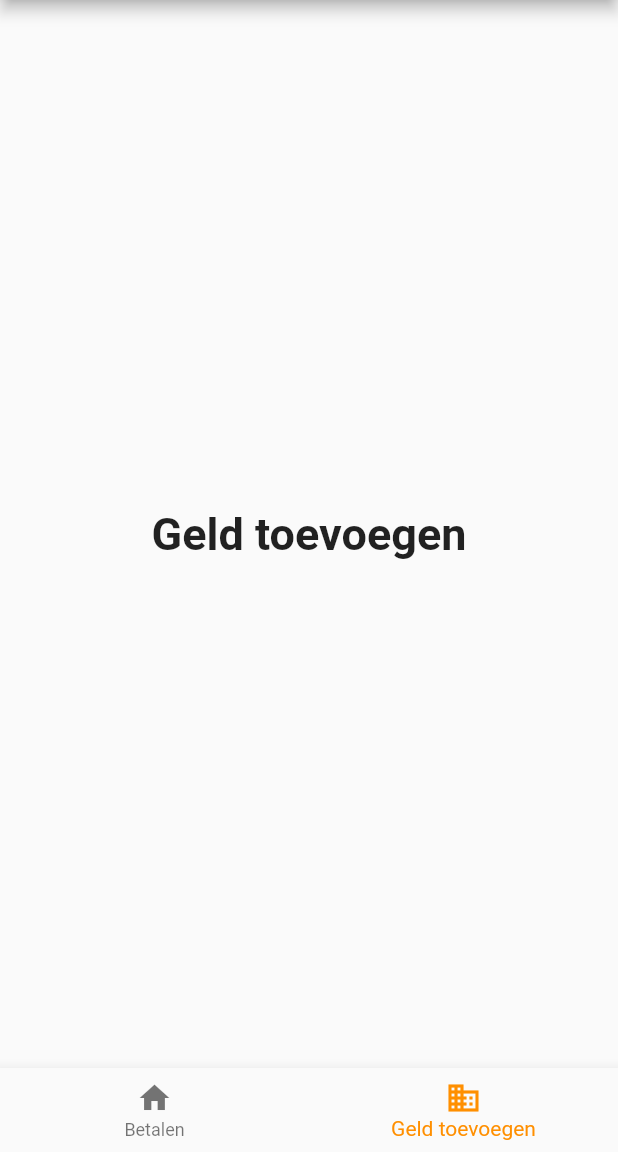
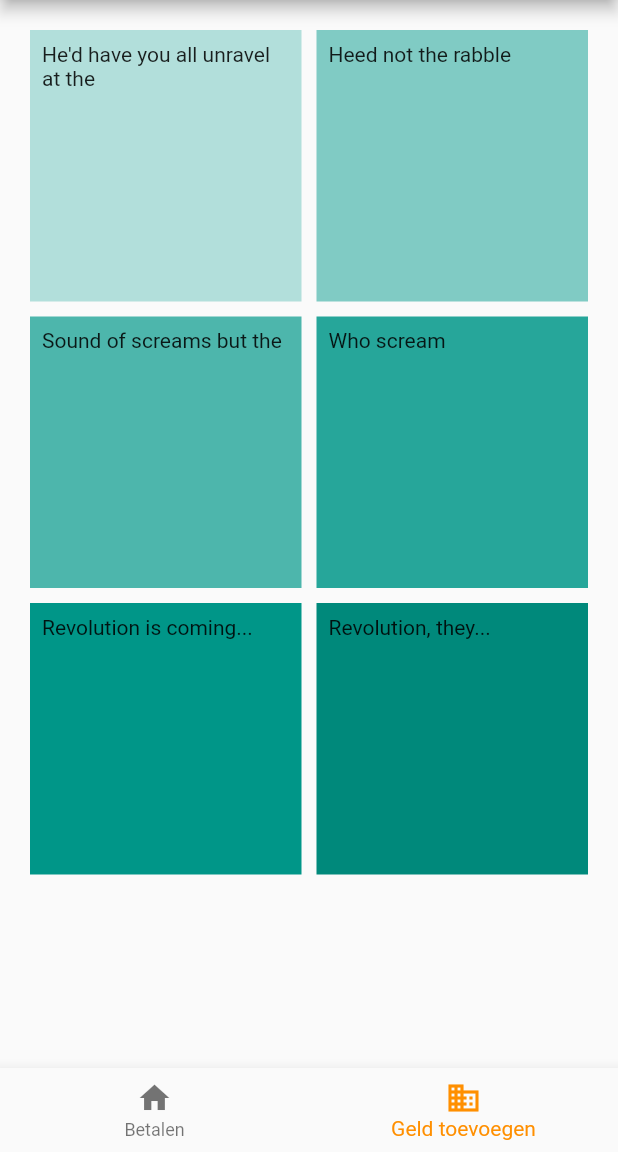
Before and after one commit to iMagineLab-BE/Geldwegwijzer, a Flutter app: the screen it shows after launch, item 2 of the bottom bar chosen, on a phone screen of 412 x 824 dp, the part 84-1236 px from its top. Run offline on Flutter 3.47's test engine with Material 2 defaults, Android fonts, the phone set to English and light mode, and no system bars.

Commit message:
Added MoneyGrid which is a GridView

```diff
--- /dev/null
+++ b/lib/MoneyGrid.dart
@@ -0,0 +1,52 @@
+import 'package:flutter/material.dart';
+
+class MoneyGrid extends StatelessWidget {
+
+  const MoneyGrid() :
+        super();
+
+  @override
+  Widget build(BuildContext context) {
+    return Scaffold(
+        body: GridView.count(
+          primary: false,
+          padding: const EdgeInsets.all(20),
+          crossAxisSpacing: 10,
+          mainAxisSpacing: 10,
+          crossAxisCount: 2,
+          children: <Widget>[
+            Container(
+              padding: const EdgeInsets.all(8),
+              child: const Text('He\'d have you all unravel at the'),
+              color: Colors.teal[100],
+            ),
+            Container(
+              padding: const EdgeInsets.all(8),
+              child: const Text('Heed not the rabble'),
+              color: Colors.teal[200],
+            ),
+            Container(
+              padding: const EdgeInsets.all(8),
+              child: const Text('Sound of screams but the'),
+              color: Colors.teal[300],
+            ),
+            Container(
+              padding: const EdgeInsets.all(8),
+              child: const Text('Who scream'),
+              color: Colors.teal[400],
+            ),
+            Container(
+              padding: const EdgeInsets.all(8),
+              child: const Text('Revolution is coming...'),
+              color: Colors.teal[500],
+            ),
+            Container(
+              padding: const EdgeInsets.all(8),
+              child: const Text('Revolution, they...'),
+              color: Colors.teal[600],
+            ),
+          ],
+        )
+    );
+  }
+}
--- a/lib/main.dart
+++ b/lib/main.dart
@@ -1,4 +1,5 @@
 import 'package:flutter/material.dart';
+import 'package:geldwegwijzer/MoneyGrid.dart';
 
 void main() => runApp(MyApp());
 
@@ -41,13 +42,10 @@ class _MyHomePageState extends State<MyHomePage> {
 
   static const List<Widget> _widgetOptions = <Widget>[
     Text(
-      'Betalen',
+      'Te betalen bedrag',
       style: optionStyle,
     ),
-    Text(
-      'Geld toevoegen',
-      style: optionStyle,
-    ),
+    MoneyGrid(),
   ];
 
   void _onItemTapped(int index) {
```
